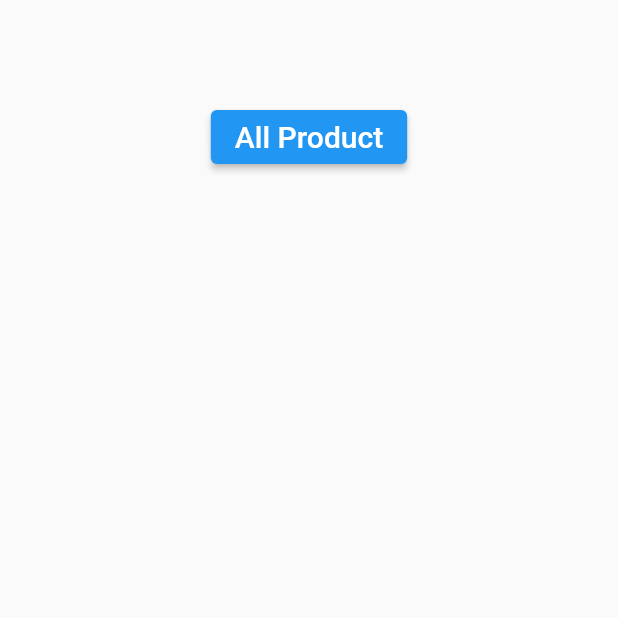
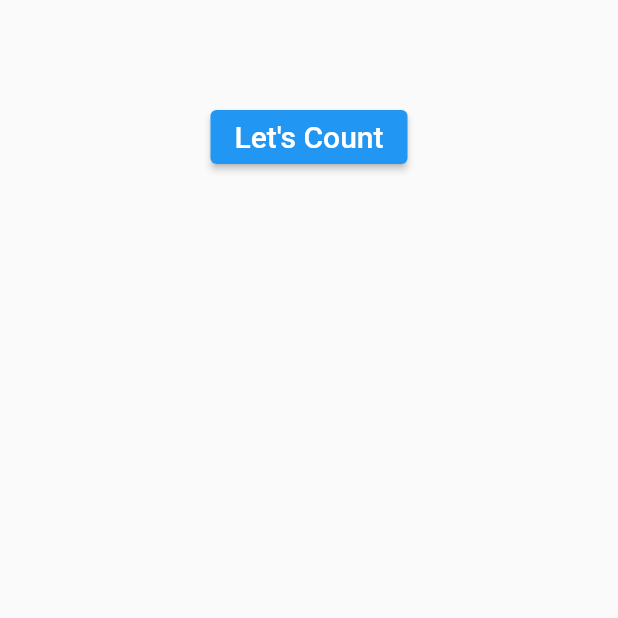
Before and after one commit to al-chakim/belajar-getX, a Flutter app: the screen it shows after launch, on a phone screen of 412 x 824 dp, the part 523-1141 px from its top. Run offline on Flutter 3.47's test engine with Material 2 defaults, Android fonts, the light colour scheme and no system bars; our stand-ins replace get.

Commit message:
start binding

```diff
--- /dev/null
+++ b/lib/controllers/count_c.dart
@@ -0,0 +1,12 @@
+import 'package:get/get.dart';
+
+class CounterController extends GetxController {
+  var count = 0.obs;
+
+  var quantity = 0.obs;
+  var total = 0.obs;
+
+  void tambah() => count++;
+  void kurang() => count--;
+  void ulang() => count(0);
+}
--- a/lib/pages/home.dart
+++ b/lib/pages/home.dart
@@ -15,10 +15,10 @@ class Home extends StatelessWidget {
       body: Center(
         child: ElevatedButton(
             onPressed: () {
-              Get.toNamed(RuteNama.Product);
+              Get.toNamed(RuteNama.coun);
             },
             child: Text(
-              "All Product",
+              "Let's Count",
               style: TextStyle(fontSize: 20),
             )),
       ),
--- a/lib/routes/route_name.dart
+++ b/lib/routes/route_name.dart
@@ -1,4 +1,5 @@
 abstract class RuteNama {
   static const home = '/';
   static const Product = '/product';
+  static const coun = '/count';
 }
--- a/lib/routes/route_page.dart
+++ b/lib/routes/route_page.dart
@@ -1,4 +1,5 @@
 import 'package:get/get.dart';
+import 'package:get_apps/pages/count.dart';
 import 'package:get_apps/pages/detail.dart';
 import 'package:get_apps/pages/home.dart';
 import 'package:get_apps/pages/product.dart';
@@ -6,11 +7,21 @@ import 'package:get_apps/routes/route_name.dart';
 
 class App {
   static final AppPages = [
-    GetPage(name: RuteNama.home, page: () => Home()),
-    GetPage(name: RuteNama.Product, page: () => Product()),
+    GetPage(
+      name: RuteNama.home,
+      page: () => Home(),
+    ),
+    GetPage(
+      name: RuteNama.Product,
+      page: () => Product(),
+    ),
     GetPage(
       name: RuteNama.Product + '/:id?',
       page: () => Detail(),
     ),
+    GetPage(
+      name: RuteNama.coun,
+      page: () => Counting(),
+    ),
   ];
 }
```
Also changed, not shown: lib/pages/count.dart (added, +79 -0 lines).
